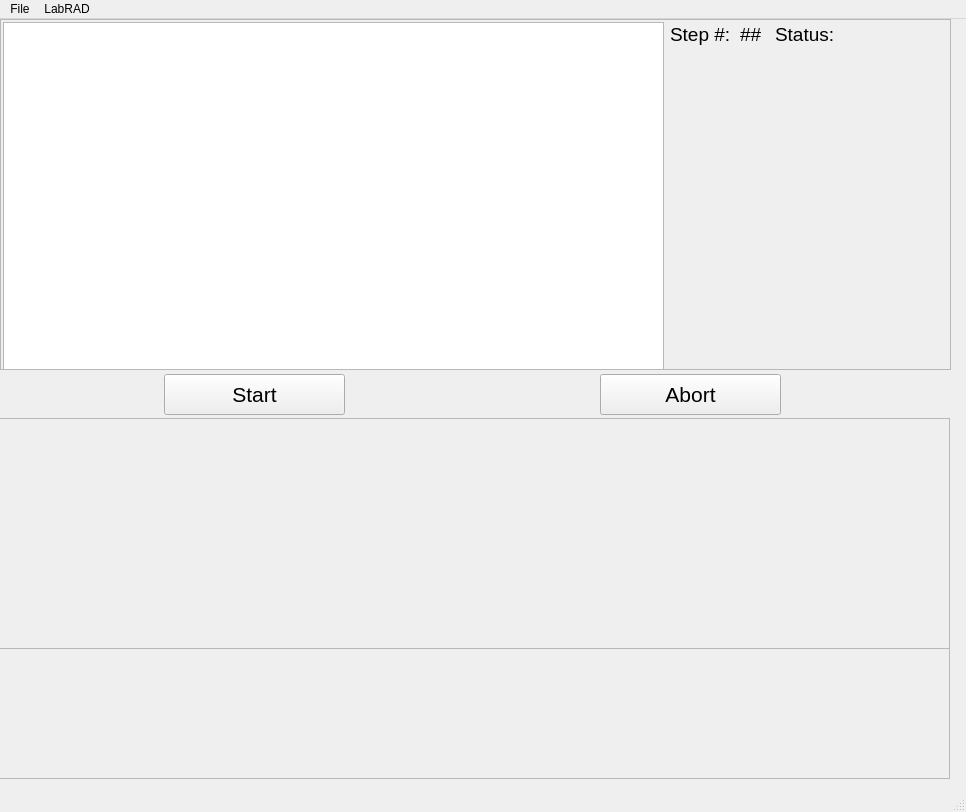
Old version of the form Interfaces/Base_Process_Window.ui in the repository afylab/Tip-Deposition.
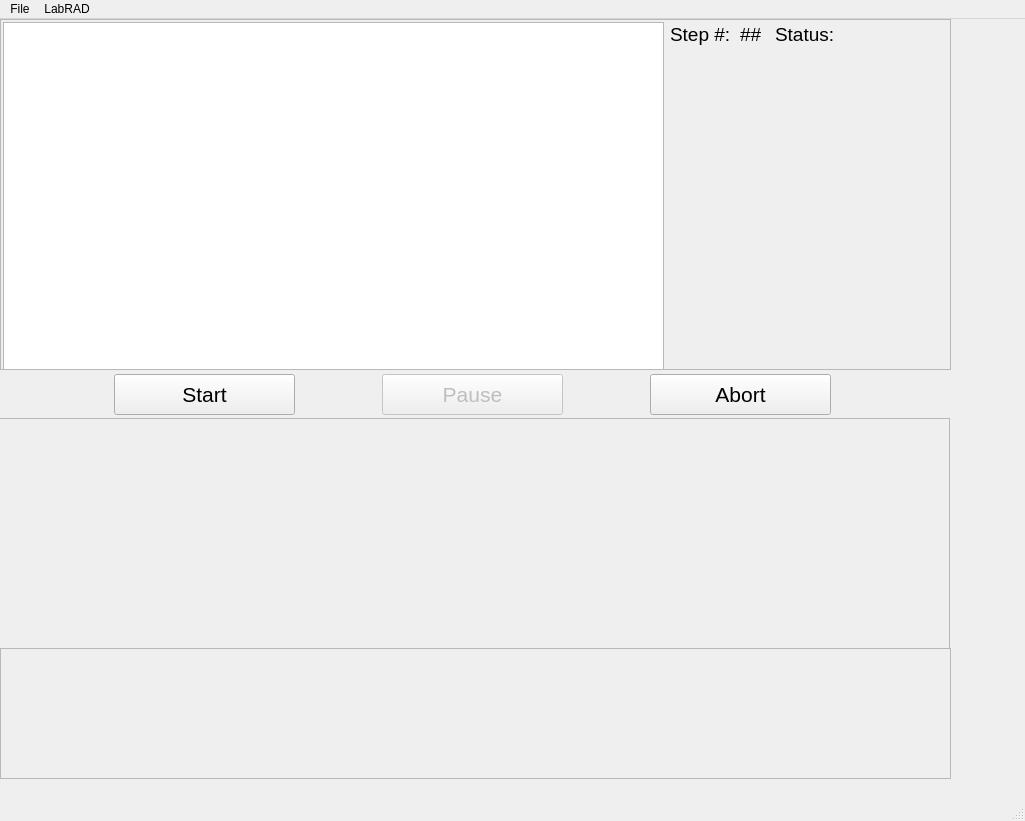
New version of the form.

Commit message: Got window closing straightened out, added pause functionality, some improvemetns to equipment handling.

The edit to the form file:
```diff
--- a/Interfaces/Base_Process_Window.ui
+++ b/Interfaces/Base_Process_Window.ui
@@ -6,8 +6,8 @@
    <rect>
     <x>0</x>
     <y>0</y>
-    <width>966</width>
-    <height>812</height>
+    <width>1025</width>
+    <height>821</height>
    </rect>
   </property>
   <property name="windowTitle">
@@ -220,7 +220,7 @@
     </property>
     <property name="geometry">
      <rect>
-      <x>164</x>
+      <x>114</x>
       <y>355</y>
       <width>181</width>
       <height>41</height>
@@ -238,7 +238,7 @@
    <widget class="QPushButton" name="abortButton">
     <property name="geometry">
      <rect>
-      <x>600</x>
+      <x>650</x>
       <y>355</y>
       <width>181</width>
       <height>41</height>
@@ -256,7 +256,7 @@
    <widget class="QFrame" name="recipeFrame">
     <property name="geometry">
      <rect>
-      <x>-1</x>
+      <x>0</x>
       <y>629</y>
       <width>951</width>
       <height>131</height>
@@ -269,13 +269,34 @@
      <enum>QFrame::Raised</enum>
     </property>
    </widget>
+   <widget class="QPushButton" name="pauseButton">
+    <property name="enabled">
+     <bool>false</bool>
+    </property>
+    <property name="geometry">
+     <rect>
+      <x>382</x>
+      <y>355</y>
+      <width>181</width>
+      <height>41</height>
+     </rect>
+    </property>
+    <property name="font">
+     <font>
+      <pointsize>16</pointsize>
+     </font>
+    </property>
+    <property name="text">
+     <string>Pause</string>
+    </property>
+   </widget>
   </widget>
   <widget class="QMenuBar" name="menuBar">
    <property name="geometry">
     <rect>
      <x>0</x>
      <y>0</y>
-     <width>966</width>
+     <width>1025</width>
      <height>21</height>
     </rect>
    </property>
```
The commit also changes 8 other files.
